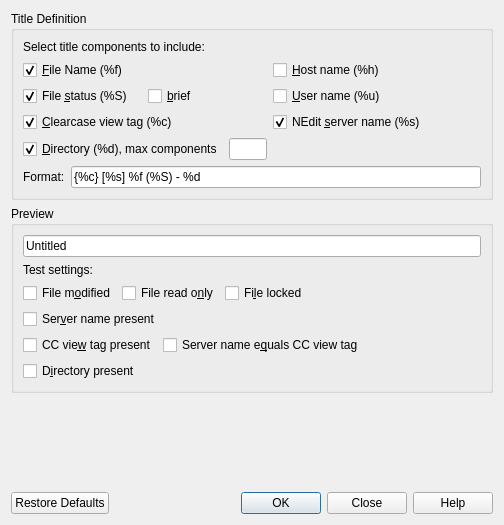
Before: the Qt Designer form source/ui/DialogWindowTitle.ui in eteran/nedit-ng, drawn with Qt 5.
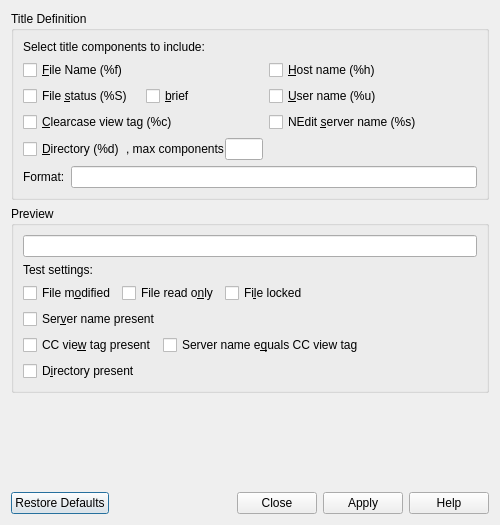
After: the same form once the commit is applied.

Commit message: Window Title dialog Qt-ified

Diff of the .ui file:
```diff
--- a/source/ui/DialogWindowTitle.ui
+++ b/source/ui/DialogWindowTitle.ui
@@ -6,7 +6,7 @@
    <rect>
     <x>0</x>
     <y>0</y>
-    <width>504</width>
+    <width>500</width>
     <height>525</height>
    </rect>
   </property>
@@ -34,9 +34,6 @@
           <property name="text">
            <string>&amp;File Name (%f)</string>
           </property>
-          <property name="checked">
-           <bool>true</bool>
-          </property>
          </widget>
         </item>
         <item row="0" column="1">
@@ -53,9 +50,6 @@
             <property name="text">
              <string>File &amp;status (%S)</string>
             </property>
-            <property name="checked">
-             <bool>true</bool>
-            </property>
            </widget>
           </item>
           <item>
@@ -79,9 +73,6 @@
           <property name="text">
            <string>&amp;Clearcase view tag (%c)</string>
           </property>
-          <property name="checked">
-           <bool>true</bool>
-          </property>
          </widget>
         </item>
         <item row="2" column="1">
@@ -89,20 +80,24 @@
           <property name="text">
            <string>NEdit &amp;server name (%s)</string>
           </property>
-          <property name="checked">
-           <bool>true</bool>
-          </property>
          </widget>
         </item>
         <item row="3" column="0">
          <layout class="QHBoxLayout" name="horizontalLayout_2">
+          <property name="spacing">
+           <number>1</number>
+          </property>
           <item>
            <widget class="QCheckBox" name="checkDirectory">
             <property name="text">
-             <string>&amp;Directory (%d), max components</string>
+             <string>&amp;Directory (%d)</string>
             </property>
-            <property name="checked">
-             <bool>true</bool>
+           </widget>
+          </item>
+          <item>
+           <widget class="QLabel" name="labelDirectory">
+            <property name="text">
+             <string>, max components</string>
             </property>
            </widget>
           </item>
@@ -136,11 +131,7 @@
          </widget>
         </item>
         <item>
-         <widget class="QLineEdit" name="editFormat">
-          <property name="text">
-           <string>{%c} [%s] %f (%S) - %d</string>
-          </property>
-         </widget>
+         <widget class="QLineEdit" name="editFormat"/>
         </item>
        </layout>
       </item>
@@ -154,11 +145,7 @@
      </property>
      <layout class="QVBoxLayout" name="verticalLayout_2">
       <item>
-       <widget class="QLineEdit" name="editPreview">
-        <property name="text">
-         <string>Untitled</string>
-        </property>
-       </widget>
+       <widget class="QLineEdit" name="editPreview"/>
       </item>
       <item>
        <widget class="QLabel" name="label_3">
@@ -306,7 +293,7 @@
       <enum>Qt::Horizontal</enum>
      </property>
      <property name="standardButtons">
-      <set>QDialogButtonBox::Close|QDialogButtonBox::Help|QDialogButtonBox::Ok|QDialogButtonBox::RestoreDefaults</set>
+      <set>QDialogButtonBox::Apply|QDialogButtonBox::Close|QDialogButtonBox::Help|QDialogButtonBox::RestoreDefaults</set>
      </property>
     </widget>
    </item>
```
Left out of the diff: 2 changed lines with no effect on the pictures. The commit also changes 13 other files.
